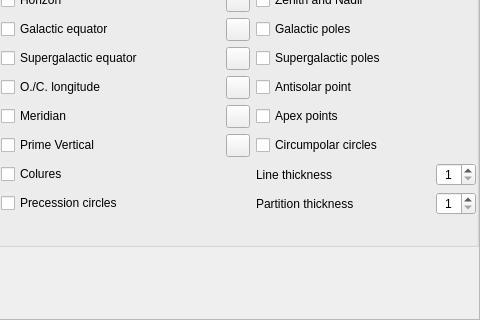
Old version of the form src/gui/viewDialog.ui in the repository 519984307/stellarium_src; both pictures show x 329 to 809 and y 247 to 567 of the 809 by 567 pixel window.
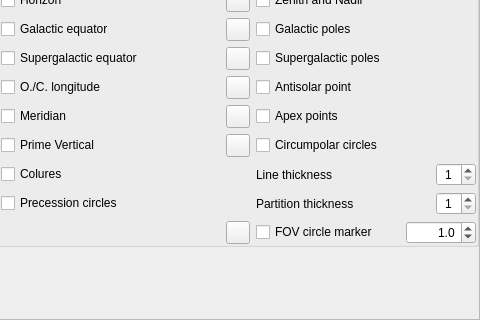
New version of the form. The open tabs and pages were chosen to show the change. Icons and pictures are not drawn. Custom widgets are drawn as their Qt base class.

Commit message: Added FOV circle marker on the sky

The edit to the form file:
```diff
--- a/src/gui/viewDialog.ui
+++ b/src/gui/viewDialog.ui
@@ -3426,6 +3426,52 @@
                  </property>
                 </widget>
                </item>
+               <item row="12" column="6">
+                <widget class="QToolButton" name="colorFOVCircleMarker">
+                 <property name="toolTip">
+                  <string>Color of FOV circle marker</string>
+                 </property>
+                </widget>
+               </item>
+               <item row="12" column="7">
+                <layout class="QHBoxLayout" name="horizontalLayout_22">
+                 <item>
+                  <widget class="QCheckBox" name="showFOVCircleMarkerCheckBox">
+                   <property name="text">
+                    <string>FOV circle marker</string>
+                   </property>
+                  </widget>
+                 </item>
+                 <item>
+                  <widget class="QDoubleSpinBox" name="fovCircleMarkerSizeDoubleSpinBox">
+                   <property name="maximumSize">
+                    <size>
+                     <width>70</width>
+                     <height>16777215</height>
+                    </size>
+                   </property>
+                   <property name="alignment">
+                    <set>Qt::AlignRight|Qt::AlignTrailing|Qt::AlignVCenter</set>
+                   </property>
+                   <property name="decimals">
+                    <number>1</number>
+                   </property>
+                   <property name="minimum">
+                    <double>0.100000000000000</double>
+                   </property>
+                   <property name="maximum">
+                    <double>25.000000000000000</double>
+                   </property>
+                   <property name="singleStep">
+                    <double>0.100000000000000</double>
+                   </property>
+                   <property name="value">
+                    <double>1.000000000000000</double>
+                   </property>
+                  </widget>
+                 </item>
+                </layout>
+               </item>
               </layout>
              </item>
             </layout>
```
Left out of the diff: 2 changed lines with no effect on the pictures. The commit also changes 4 other files.
